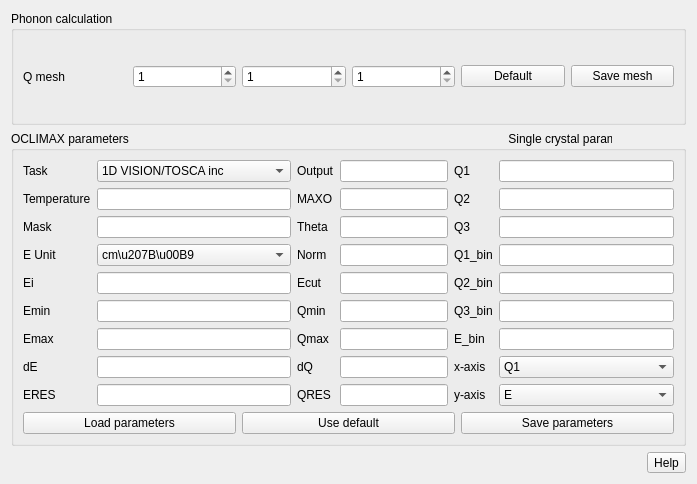
neutrons/inspired, file gui/oclimax.ui: the form before one commit.
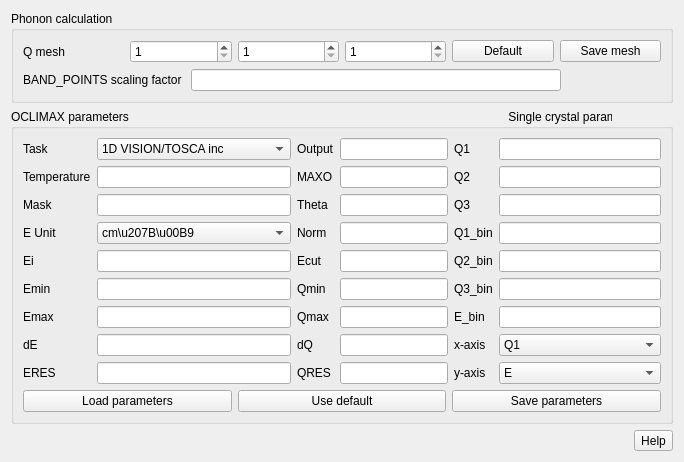
The form after the commit.

```diff
--- a/gui/oclimax.ui
+++ b/gui/oclimax.ui
@@ -6,8 +6,8 @@
    <rect>
     <x>0</x>
     <y>0</y>
-    <width>697</width>
-    <height>484</height>
+    <width>624</width>
+    <height>460</height>
    </rect>
   </property>
   <property name="windowTitle">
@@ -19,7 +19,7 @@
      <property name="title">
       <string>Phonon calculation</string>
      </property>
-     <layout class="QHBoxLayout" name="horizontalLayout_4">
+     <layout class="QVBoxLayout" name="verticalLayout_2">
       <item>
        <layout class="QHBoxLayout" name="horizontalLayout">
         <item>
@@ -66,6 +66,85 @@
         </item>
        </layout>
       </item>
+      <item>
+       <layout class="QHBoxLayout" name="horizontalLayout_3">
+        <item>
+         <widget class="QLabel" name="label_29">
+          <property name="text">
+           <string>BAND_POINTS scaling factor </string>
+          </property>
+         </widget>
+        </item>
+        <item>
+         <widget class="QLineEdit" name="lineEdit_bscale"/>
+        </item>
+        <item>
+         <spacer name="verticalSpacer_5">
+          <property name="orientation">
+           <enum>Qt::Vertical</enum>
+          </property>
+          <property name="sizeHint" stdset="0">
+           <size>
+            <width>20</width>
+            <height>40</height>
+           </size>
+          </property>
+         </spacer>
+        </item>
+        <item>
+         <spacer name="verticalSpacer_4">
+          <property name="orientation">
+           <enum>Qt::Vertical</enum>
+          </property>
+          <property name="sizeHint" stdset="0">
+           <size>
+            <width>20</width>
+            <height>40</height>
+           </size>
+          </property>
+         </spacer>
+        </item>
+        <item>
+         <spacer name="verticalSpacer_3">
+          <property name="orientation">
+           <enum>Qt::Vertical</enum>
+          </property>
+          <property name="sizeHint" stdset="0">
+           <size>
+            <width>20</width>
+            <height>40</height>
+           </size>
+          </property>
+         </spacer>
+        </item>
+        <item>
+         <spacer name="verticalSpacer">
+          <property name="orientation">
+           <enum>Qt::Vertical</enum>
+          </property>
+          <property name="sizeHint" stdset="0">
+           <size>
+            <width>20</width>
+            <height>40</height>
+           </size>
+          </property>
+         </spacer>
+        </item>
+        <item>
+         <spacer name="verticalSpacer_2">
+          <property name="orientation">
+           <enum>Qt::Vertical</enum>
+          </property>
+          <property name="sizeHint" stdset="0">
+           <size>
+            <width>20</width>
+            <height>40</height>
+           </size>
+          </property>
+         </spacer>
+        </item>
+       </layout>
+      </item>
      </layout>
     </widget>
    </item>
```
